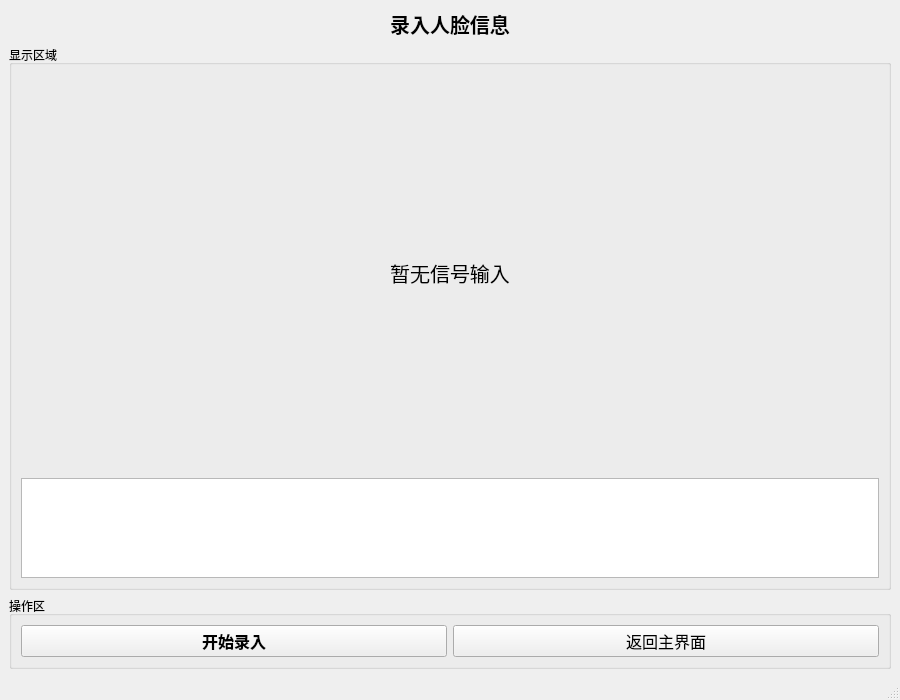
Old version of the form register.ui in the repository QuantumHW/FaceAttendanceSystem.
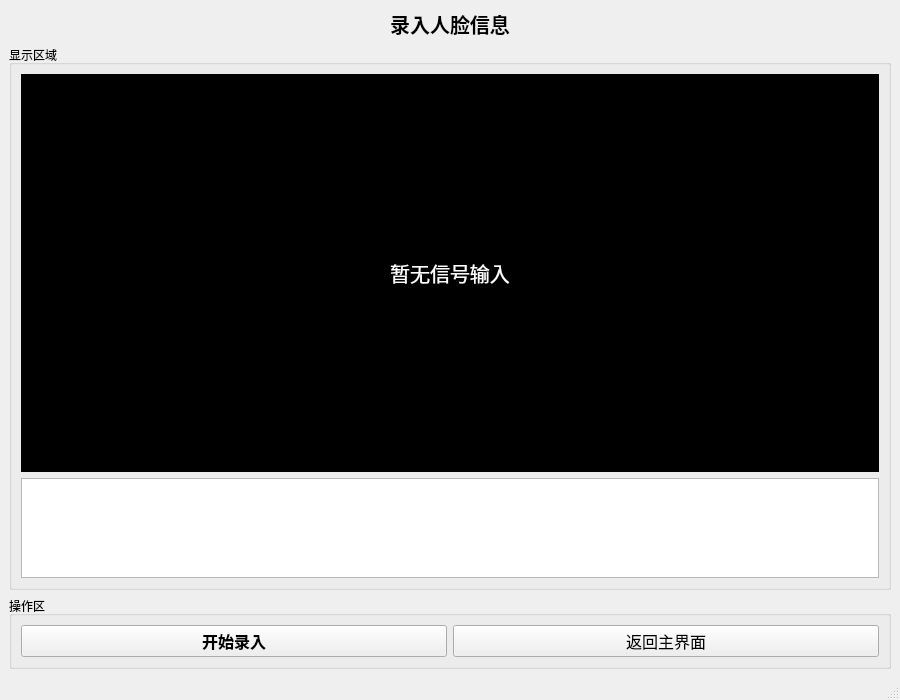
New version of the form. Icons and pictures are not drawn.

```diff
--- a/register.ui
+++ b/register.ui
@@ -63,6 +63,10 @@
            <pointsize>15</pointsize>
           </font>
          </property>
+         <property name="styleSheet">
+          <string notr="true">background-color: rgb(0, 0, 0);
+color: rgb(255, 255, 255);</string>
+         </property>
          <property name="text">
           <string>暂无信号输入</string>
          </property>
```
